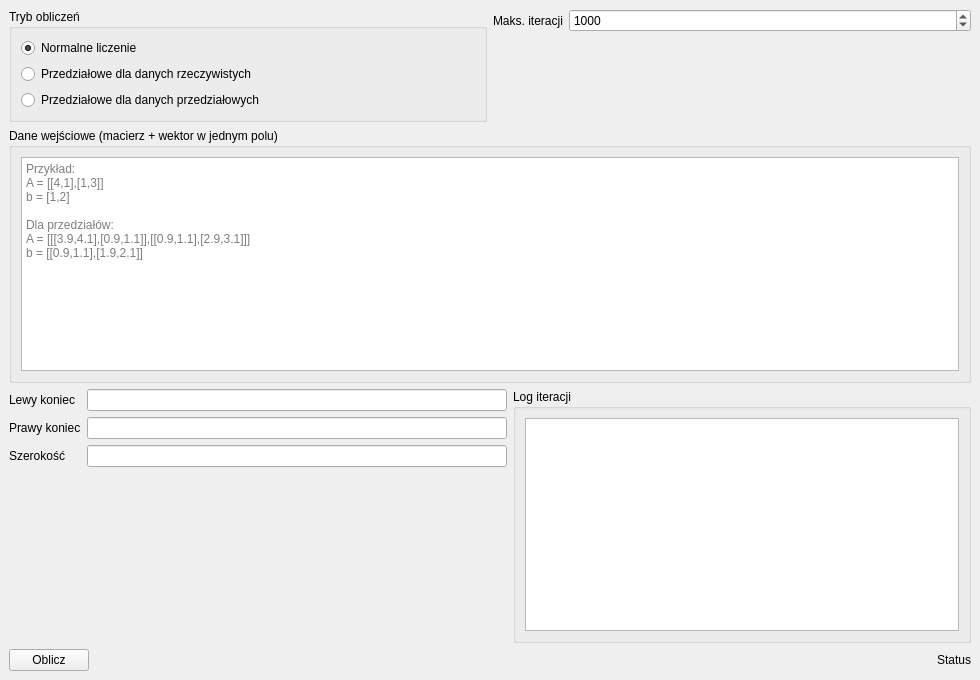
Qt form src/gui/MainWindow.ui (0ritsu/EAN) before a commit.
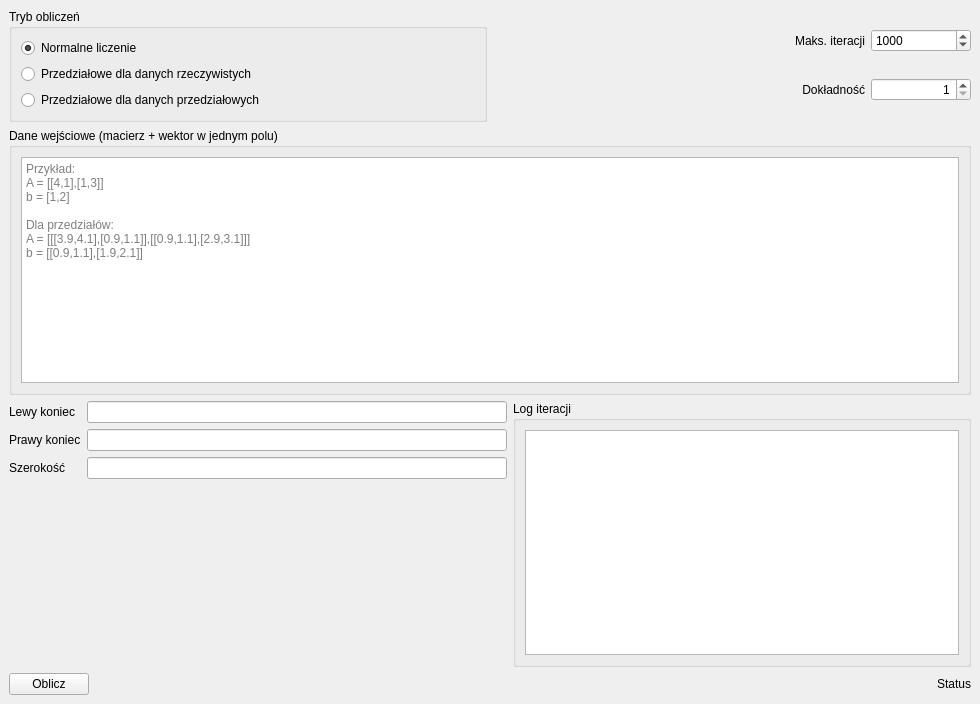
The same form after that commit.

Commit message: Dodanie przycisku Dokładność, poprawa wyświetlania szerokości przedziału

```diff
--- a/src/gui/MainWindow.ui
+++ b/src/gui/MainWindow.ui
@@ -2,6 +2,14 @@
 <ui version="4.0">
  <class>MainWindow</class>
  <widget class="QMainWindow" name="MainWindow">
+  <property name="geometry">
+   <rect>
+    <x>0</x>
+    <y>0</y>
+    <width>980</width>
+    <height>704</height>
+   </rect>
+  </property>
   <property name="minimumSize">
    <size>
     <width>980</width>
@@ -49,16 +57,18 @@
        </widget>
       </item>
       <item>
-       <layout class="QFormLayout" name="settingsLayout">
-        <item row="0" column="0">
-         <widget class="QLabel" name="iterLabel">
-          <property name="text">
-           <string>Maks. iteracji</string>
-          </property>
-         </widget>
-        </item>
-        <item row="0" column="1">
+       <layout class="QGridLayout" name="gridLayout">
+        <property name="sizeConstraint">
+         <enum>QLayout::SizeConstraint::SetDefaultConstraint</enum>
+        </property>
+        <item row="0" column="6">
          <widget class="QSpinBox" name="maxIterSpin">
+          <property name="maximumSize">
+           <size>
+            <width>100</width>
+            <height>16777215</height>
+           </size>
+          </property>
           <property name="minimum">
            <number>1</number>
           </property>
@@ -70,6 +80,69 @@
           </property>
          </widget>
         </item>
+        <item row="5" column="6">
+         <widget class="QSpinBox" name="spinPrecision">
+          <property name="maximumSize">
+           <size>
+            <width>100</width>
+            <height>16777215</height>
+           </size>
+          </property>
+          <property name="alignment">
+           <set>Qt::AlignmentFlag::AlignRight|Qt::AlignmentFlag::AlignTrailing|Qt::AlignmentFlag::AlignVCenter</set>
+          </property>
+          <property name="minimum">
+           <number>1</number>
+          </property>
+          <property name="maximum">
+           <number>17</number>
+          </property>
+         </widget>
+        </item>
+        <item row="0" column="5">
+         <widget class="QLabel" name="iterLabel">
+          <property name="sizePolicy">
+           <sizepolicy hsizetype="Fixed" vsizetype="Preferred">
+            <horstretch>0</horstretch>
+            <verstretch>0</verstretch>
+           </sizepolicy>
+          </property>
+          <property name="maximumSize">
+           <size>
+            <width>500</width>
+            <height>16777215</height>
+           </size>
+          </property>
+          <property name="text">
+           <string>Maks. iteracji</string>
+          </property>
+          <property name="alignment">
+           <set>Qt::AlignmentFlag::AlignRight|Qt::AlignmentFlag::AlignTrailing|Qt::AlignmentFlag::AlignVCenter</set>
+          </property>
+         </widget>
+        </item>
+        <item row="5" column="5">
+         <widget class="QLabel" name="precLabel">
+          <property name="sizePolicy">
+           <sizepolicy hsizetype="Fixed" vsizetype="Preferred">
+            <horstretch>0</horstretch>
+            <verstretch>0</verstretch>
+           </sizepolicy>
+          </property>
+          <property name="maximumSize">
+           <size>
+            <width>500</width>
+            <height>16777215</height>
+           </size>
+          </property>
+          <property name="text">
+           <string>Dokładność</string>
+          </property>
+          <property name="alignment">
+           <set>Qt::AlignmentFlag::AlignRight|Qt::AlignmentFlag::AlignTrailing|Qt::AlignmentFlag::AlignVCenter</set>
+          </property>
+         </widget>
+        </item>
        </layout>
       </item>
      </layout>
```
Left out of the diff: 4 changed lines with no effect on the pictures. The commit also changes 3 other files.
